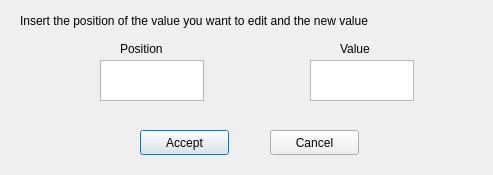
Old version of the form TareaExtraclase1Cliente/popupwindow2.ui in the repository Josecespedesant/Datos2.TareaExtraclase1.Cliente.
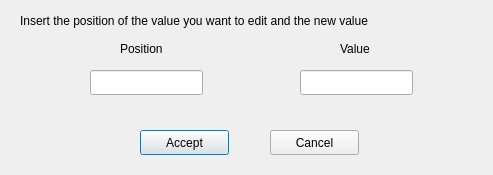
New version of the form.

```diff
--- a/TareaExtraclase1Cliente/popupwindow2.ui
+++ b/TareaExtraclase1Cliente/popupwindow2.ui
@@ -26,16 +26,6 @@
     <string>Accept</string>
    </property>
   </widget>
-  <widget class="QTextEdit" name="textEdit">
-   <property name="geometry">
-    <rect>
-     <x>100</x>
-     <y>60</y>
-     <width>104</width>
-     <height>41</height>
-    </rect>
-   </property>
-  </widget>
   <widget class="QPushButton" name="pushButton_2">
    <property name="geometry">
     <rect>
@@ -62,16 +52,6 @@
     <string>Insert the position of the value you want to edit and the new value</string>
    </property>
   </widget>
-  <widget class="QTextEdit" name="textEdit_2">
-   <property name="geometry">
-    <rect>
-     <x>310</x>
-     <y>60</y>
-     <width>104</width>
-     <height>41</height>
-    </rect>
-   </property>
-  </widget>
   <widget class="QLabel" name="label_2">
    <property name="geometry">
     <rect>
@@ -98,6 +78,26 @@
     <string>Value</string>
    </property>
   </widget>
+  <widget class="QLineEdit" name="lineEdit">
+   <property name="geometry">
+    <rect>
+     <x>90</x>
+     <y>70</y>
+     <width>113</width>
+     <height>25</height>
+    </rect>
+   </property>
+  </widget>
+  <widget class="QLineEdit" name="lineEdit_2">
+   <property name="geometry">
+    <rect>
+     <x>300</x>
+     <y>70</y>
+     <width>113</width>
+     <height>25</height>
+    </rect>
+   </property>
+  </widget>
  </widget>
  <resources/>
  <connections/>
```
